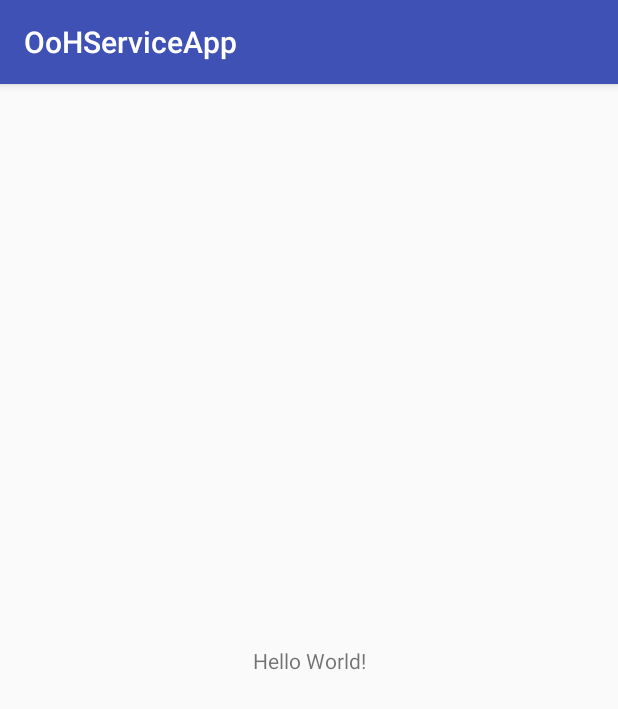
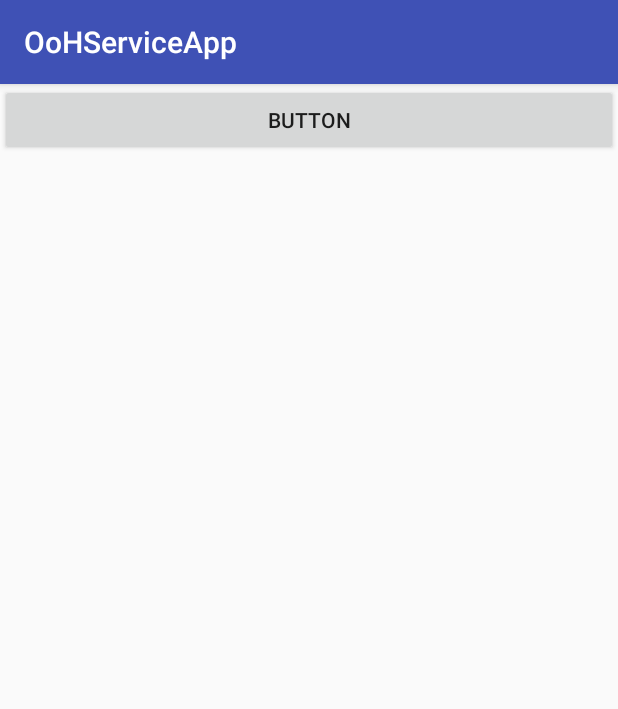
Before and after one commit to LukeBev/OoHServiceApplication, an Android app: the screen it shows after launch (MainActivity before the commit, HubManagerActivity after it), on a phone screen of 412 x 824 dp. Shown: the top 709 px of the screen. Run offline under Robolectric (Android 15) with nearby library versions, the phone set to English and light mode, and no system bars.

Commit message:
Tuesday Lab Changes

```diff
--- /dev/null
+++ b/OoHServiceApp/app/src/main/java/com/example/groupproject/oohserviceapp/HubManagerActivity.java
@@ -0,0 +1,22 @@
+package com.example.groupproject.oohserviceapp;
+
+import android.os.Bundle;
+import android.support.v7.app.AppCompatActivity;
+import android.widget.Button;
+
+/**
+ * Created by Luke on 14/11/2017.
+ */
+
+public class HubManagerActivity extends AppCompatActivity {
+
+    Button hubManBut;
+
+    @Override
+    protected void onCreate(Bundle savedInstanceState) {
+        super.onCreate(savedInstanceState);
+        setContentView(R.layout.activity_hubmanager);
+
+        hubManBut = (Button) findViewById(R.id.button);
+    }
+}
--- /dev/null
+++ b/OoHServiceApp/app/src/main/res/layout/activity_hubmanager.xml
@@ -0,0 +1,12 @@
+<?xml version="1.0" encoding="utf-8"?>
+<LinearLayout xmlns:android="http://schemas.android.com/apk/res/android"
+    android:layout_width="match_parent"
+    android:layout_height="match_parent">
+
+    <Button
+        android:id="@+id/button"
+        android:layout_width="wrap_content"
+        android:layout_height="wrap_content"
+        android:layout_weight="1"
+        android:text="Button" />
+</LinearLayout>
```
Also changed, not shown: OoHServiceApp/app/src/main/AndroidManifest.xml (+7 -0 lines), OoHServiceApp/app/src/main/java/com/example/groupproject/oohserviceapp/MainActivity.java (+17 -0 lines), OoHServiceApp/app/src/main/res/layout/activity_main.xml (+8 -0 lines).
